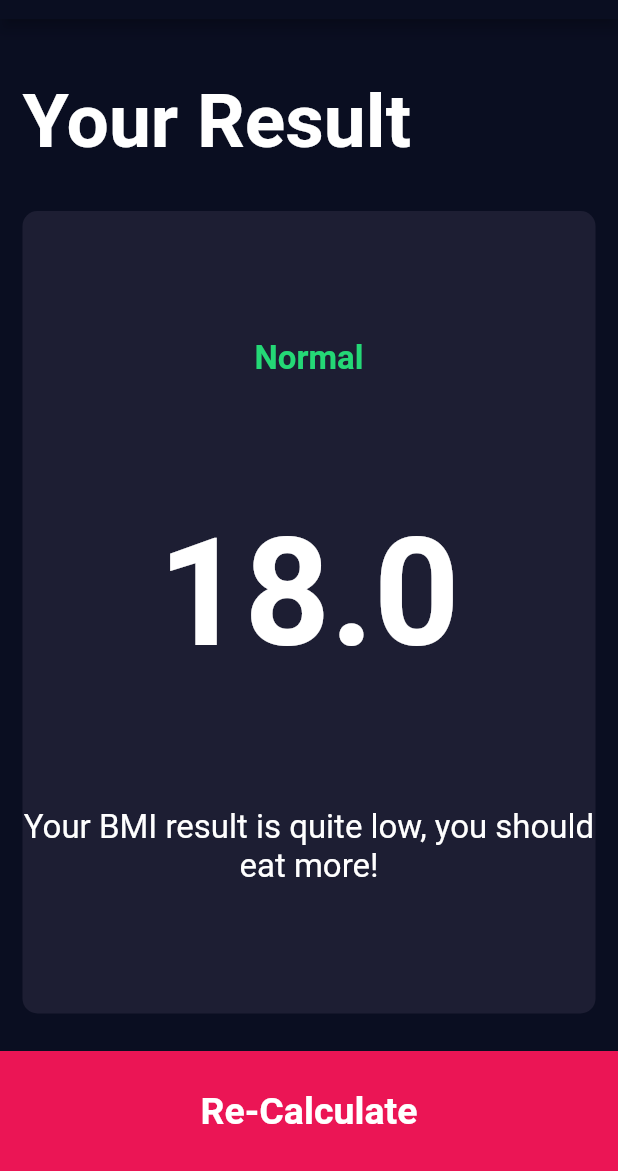
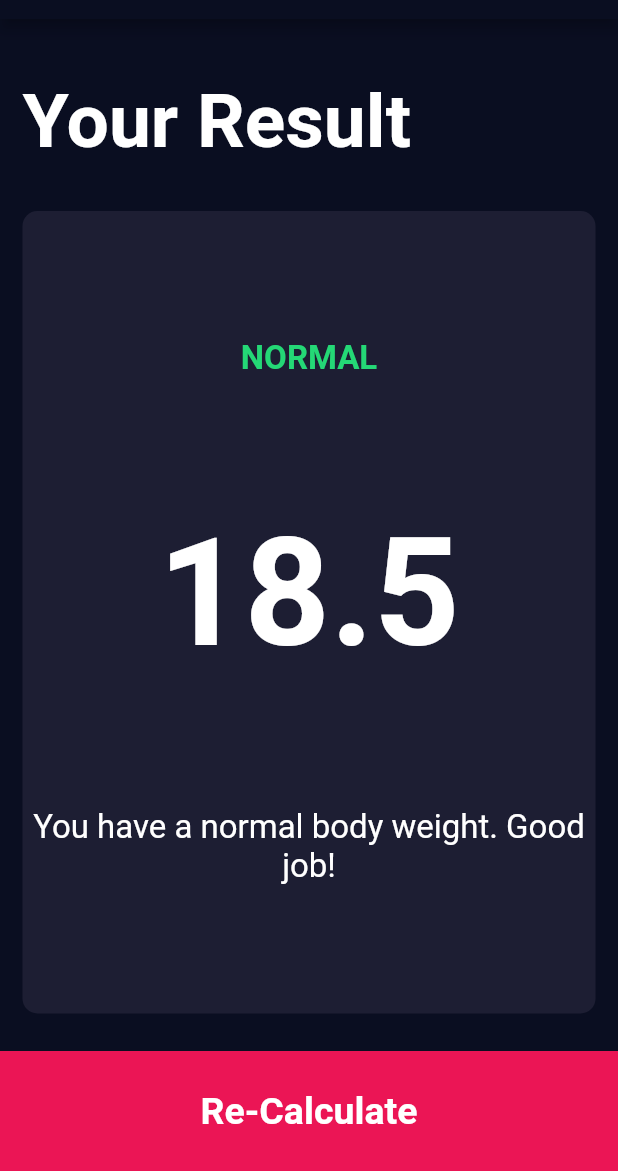
Before and after one commit to patilvivekw/Flutter-Demo, a Flutter app: the screen it shows after launch, after a tap on "Calculate", on a phone screen of 412 x 824 dp, the part 65-1236 px from its top. Run offline on Flutter 3.47's test engine with Material 2 defaults, Android fonts, the phone set to English and light mode, and no system bars; our stand-ins replace font_awesome_flutter.

Commit message:
BMI Calculator added and linked.

```diff
--- /dev/null
+++ b/lib/screens/bmi_calculator.dart
@@ -0,0 +1,35 @@
+import 'dart:math';
+
+class BMICalculator {
+  BMICalculator(this.height, this.weight);
+
+  final int height;
+  final int weight;
+
+  double _bmi = 0.0;
+
+  String calculate() {
+    _bmi = weight / pow(height / 100, 2);
+    return _bmi.toStringAsFixed(1);
+  }
+
+  String getResult() {
+    if (_bmi >= 25) {
+      return 'Overweight';
+    } else if (_bmi > 18.5) {
+      return 'Normal';
+    } else {
+      return 'Underweight';
+    }
+  }
+
+  String getInterpretation() {
+    if (_bmi >= 25) {
+      return 'You have a higher than normal body weight. Try to exercise more.';
+    } else if (_bmi > 18.5) {
+      return 'You have a normal body weight. Good job!';
+    } else {
+      return 'You have a lower than normal body weight. Try to eat more.';
+    }
+  }
+}
--- a/lib/screens/home_page.dart
+++ b/lib/screens/home_page.dart
@@ -1,5 +1,6 @@
 import 'package:flutter/material.dart';
 import 'package:flutter_demo/constants.dart';
+import 'package:flutter_demo/screens/bmi_calculator.dart';
 import 'package:font_awesome_flutter/font_awesome_flutter.dart';
 
 import '../components/widgets.dart';
@@ -194,9 +195,16 @@ class _MyHomePageState extends State<MyHomePage> {
           BMIPrimaryButton(
             buttonTitle: 'Calculate',
             onTap: () {
+              BMICalculator calc = BMICalculator(height, weight);
+
               Navigator.push(
                 context,
-                MaterialPageRoute(builder: (context) => const ResultsPage()),
+                MaterialPageRoute(
+                    builder: (context) => ResultsPage(
+                          bmiResult: calc.calculate(),
+                          resultText: calc.getResult(),
+                          interpretation: calc.getInterpretation(),
+                        )),
               );
             },
           ),
--- a/lib/screens/results_page.dart
+++ b/lib/screens/results_page.dart
@@ -3,7 +3,15 @@ import 'package:flutter_demo/components/widgets.dart';
 import 'package:flutter_demo/constants.dart';
 
 class ResultsPage extends StatelessWidget {
-  const ResultsPage({super.key});
+  const ResultsPage(
+      {super.key,
+      required this.bmiResult,
+      required this.resultText,
+      required this.interpretation});
+
+  final String bmiResult;
+  final String resultText;
+  final String interpretation;
 
   @override
   Widget build(BuildContext context) {
@@ -24,7 +32,7 @@ class ResultsPage extends StatelessWidget {
               style: kTitleTextStyle,
             ),
           )),
-          const Expanded(
+          Expanded(
             flex: 5,
             child: ReusableCard(
               color: kActiveCardColor,
@@ -33,15 +41,15 @@ class ResultsPage extends StatelessWidget {
                 crossAxisAlignment: CrossAxisAlignment.center,
                 children: [
                   Text(
-                    'Normal',
+                    resultText.toUpperCase(),
                     style: kResultTextStyle,
                   ),
                   Text(
-                    '18.0',
+                    bmiResult,
                     style: kBMITextStyle,
                   ),
                   Text(
-                    'Your BMI result is quite low, you should eat more!',
+                    interpretation,
                     textAlign: TextAlign.center,
                     style: kBodyTextStyle,
                   )
```
